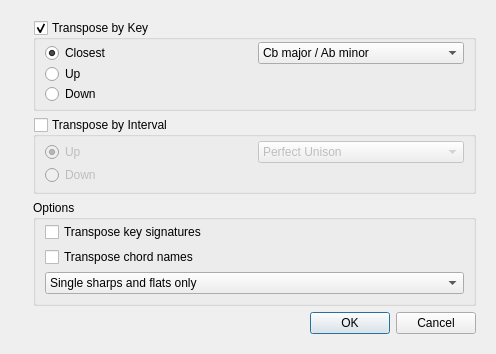
This is mscore/mscore/transposedialog.ui in musescore/musescore-old as Qt 5 draws it before an edit. The edited form follows.
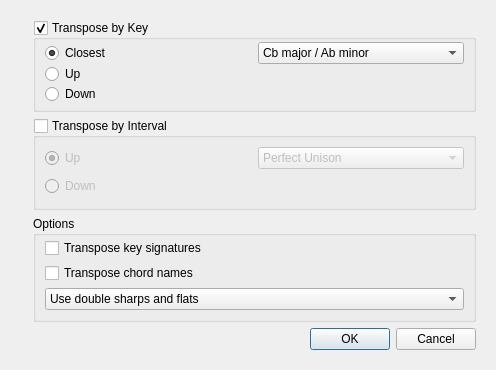
This is the edited form. Icons and pictures are not drawn.

What changed in the file:
```diff
--- a/mscore/mscore/transposedialog.ui
+++ b/mscore/mscore/transposedialog.ui
@@ -7,7 +7,7 @@
     <x>0</x>
     <y>0</y>
     <width>496</width>
-    <height>354</height>
+    <height>370</height>
    </rect>
   </property>
   <property name="windowTitle">
@@ -375,6 +375,9 @@
          </item>
          <item>
           <widget class="QComboBox" name="accidentalOptions">
+           <property name="currentIndex">
+            <number>1</number>
+           </property>
            <item>
             <property name="text">
              <string>Single sharps and flats only</string>
```
Left out of the diff: 5 changed lines with no effect on the pictures.
